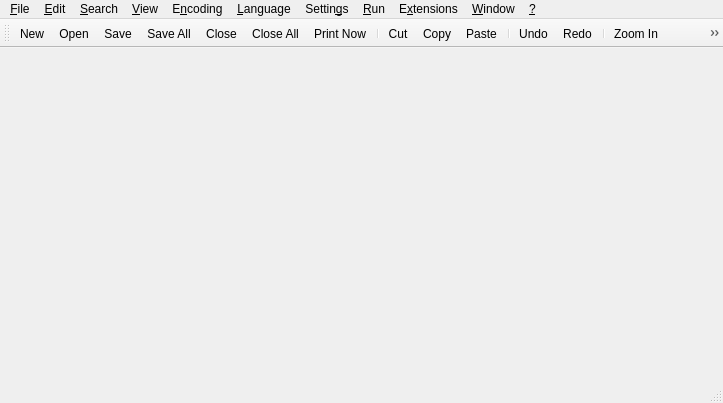
The window that src/ui/mainwindow.ui (notepadqq/notepadqq) describes before a commit, drawn with Qt 5.
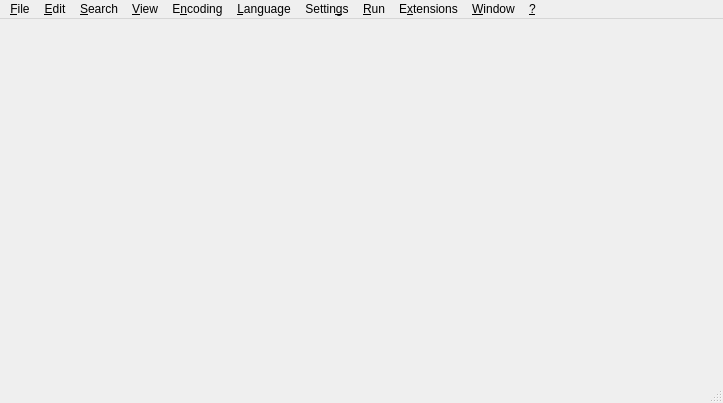
The same window after the commit. Icons and pictures are not drawn.

Diff of the .ui file:
```diff
--- a/src/ui/mainwindow.ui
+++ b/src/ui/mainwindow.ui
@@ -281,49 +281,6 @@
    <addaction name="menu_Window"/>
    <addaction name="menu_Help"/>
   </widget>
-  <widget class="QToolBar" name="mainToolBar">
-   <property name="windowTitle">
-    <string>Toolbar</string>
-   </property>
-   <property name="iconSize">
-    <size>
-     <width>16</width>
-     <height>16</height>
-    </size>
-   </property>
-   <attribute name="toolBarArea">
-    <enum>TopToolBarArea</enum>
-   </attribute>
-   <attribute name="toolBarBreak">
-    <bool>false</bool>
-   </attribute>
-   <addaction name="action_New"/>
-   <addaction name="action_Open"/>
-   <addaction name="actionSave"/>
-   <addaction name="actionSave_All"/>
-   <addaction name="actionClose"/>
-   <addaction name="actionC_lose_All"/>
-   <addaction name="actionPrint_Now"/>
-   <addaction name="separator"/>
-   <addaction name="actionCu_t"/>
-   <addaction name="action_Copy"/>
-   <addaction name="action_Paste"/>
-   <addaction name="separator"/>
-   <addaction name="action_Undo"/>
-   <addaction name="action_Redo"/>
-   <addaction name="separator"/>
-   <addaction name="actionZoom_In"/>
-   <addaction name="actionZoom_Out"/>
-   <addaction name="separator"/>
-   <addaction name="actionWord_wrap"/>
-   <addaction name="actionShow_All_Characters"/>
-   <addaction name="separator"/>
-   <addaction name="action_Start_Recording"/>
-   <addaction name="action_Stop_Recording"/>
-   <addaction name="action_Playback"/>
-   <addaction name="actionRun_a_Macro_Multiple_Times"/>
-   <addaction name="actionSave_Currently_Recorded_Macro"/>
-  </widget>
   <widget class="QStatusBar" name="statusBar"/>
   <action name="action_Open">
    <property name="text">
```
Left out of the diff: 6 changed lines with no effect on the pictures.
